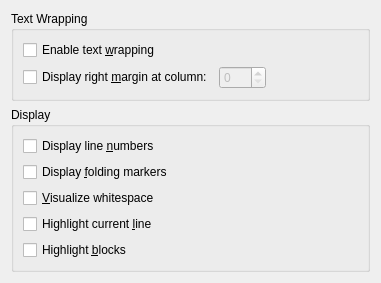
qt-creator/qt-creator, file src/plugins/texteditor/displaysettingspage.ui: the form before one commit.
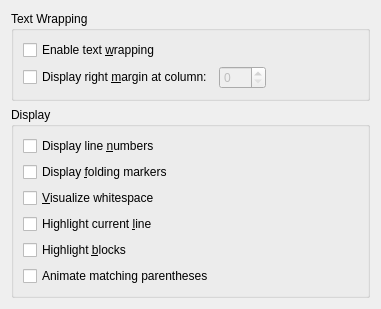
The form after the commit.

Commit message: parentheses matching and block highlighting polishing

```diff
--- a/src/plugins/texteditor/displaysettingspage.ui
+++ b/src/plugins/texteditor/displaysettingspage.ui
@@ -7,7 +7,7 @@
     <x>0</x>
     <y>0</y>
     <width>381</width>
-    <height>279</height>
+    <height>302</height>
    </rect>
   </property>
   <property name="windowTitle">
@@ -71,6 +71,13 @@
         </property>
        </widget>
       </item>
+      <item row="5" column="0">
+       <widget class="QCheckBox" name="animateMatchingParentheses">
+        <property name="text">
+         <string>Animate matching parentheses</string>
+        </property>
+       </widget>
+      </item>
      </layout>
     </widget>
    </item>
```
Left out of the diff: 4 changed lines with no effect on the pictures. The commit also changes 6 other files.
